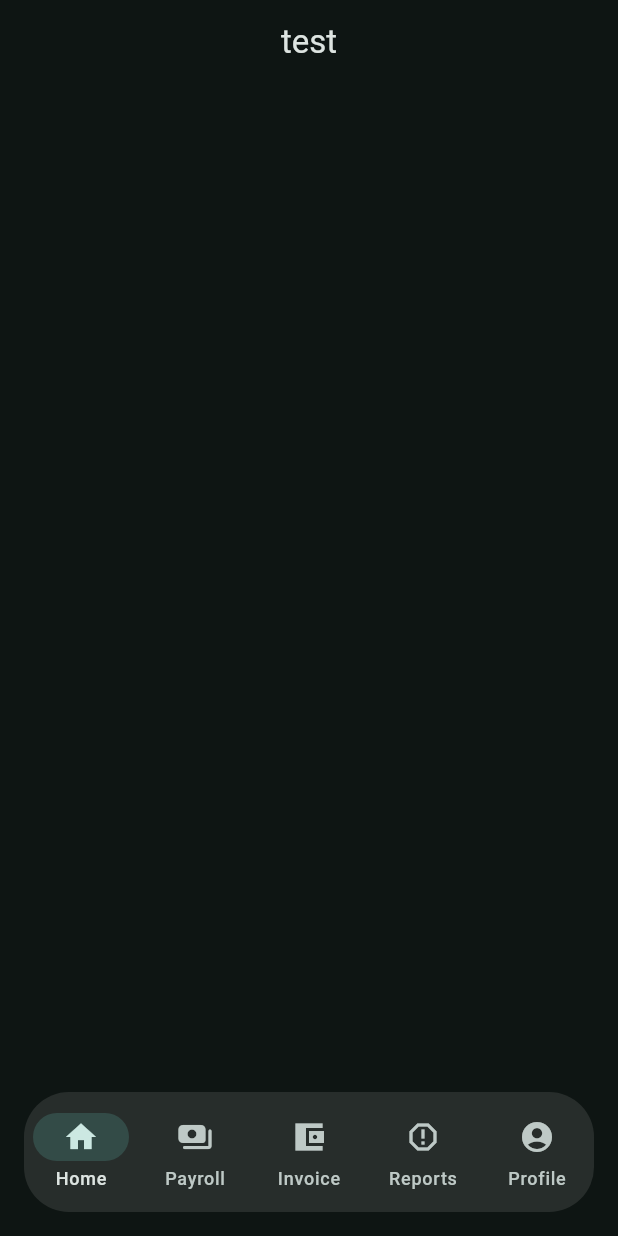
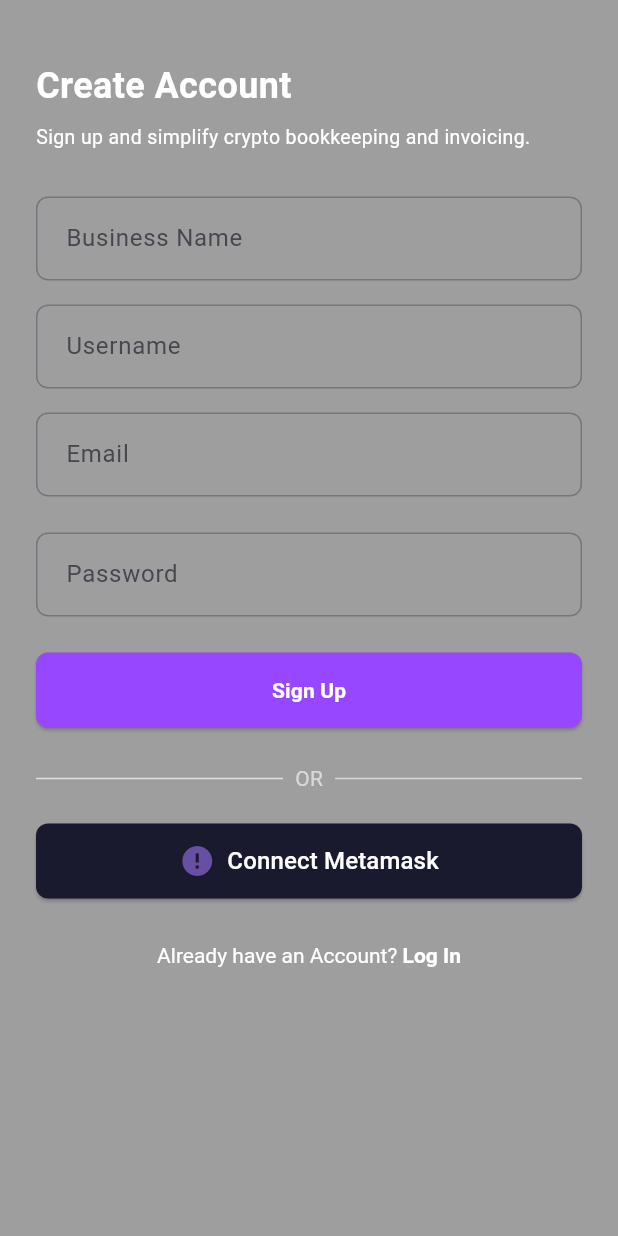
Before and after one commit to JustinVillacorta/cryphoria_mobile, a Flutter app: the screen it shows after launch, on a phone screen of 412 x 824 dp. Run offline on Flutter 3.47's test engine with Material 3 defaults, Android fonts, the phone set to English and light mode, and no system bars; network calls fail.

Commit message:
login and signup views
login and signup views

```diff
--- /dev/null
+++ b/lib/features/auth/presentation/pages/Authentication/SignUp/Views/signupview.dart
@@ -0,0 +1,181 @@
+import 'package:flutter/material.dart';
+
+void main() {
+  runApp(const SignUpPage());
+}
+
+class SignUpPage extends StatelessWidget {
+  const SignUpPage({super.key});
+
+  @override
+  Widget build(BuildContext context) {
+    return MaterialApp(
+      debugShowCheckedModeBanner: false,
+      home: const SignUp(),
+    );
+  }
+}
+
+class SignUp extends StatelessWidget {
+  const SignUp({super.key});
+
+  @override
+  Widget build(BuildContext context) {
+    return Scaffold(
+      backgroundColor: Colors.black38,
+      body: SafeArea(
+        child: Padding(
+          padding: const EdgeInsets.symmetric(horizontal: 24),
+          child: SingleChildScrollView(
+            child: Column(
+              crossAxisAlignment: CrossAxisAlignment.start,
+              children: [
+                const SizedBox(height: 40),
+                // Title
+                const Text(
+                  'Create Account',
+                  style: TextStyle(fontSize: 24, fontWeight: FontWeight.bold, color: Colors.white),
+                ),
+                const SizedBox(height: 8),
+                // Subtitle
+                const Text(
+                  'Sign up and simplify crypto bookkeeping and invoicing.',
+                  style: TextStyle(fontSize: 13, color: Colors.white),
+                ),
+                const SizedBox(height: 30),
+                // Input Fields
+                buildInputField('Business Name'),
+                const SizedBox(height: 16),
+                buildInputField('Username'),
+                const SizedBox(height: 16),
+                buildInputField('Email'),
+                const SizedBox(height: 24),
+                buildInputField('Password'),
+                const SizedBox(height: 24),
+                // Sign Up Button
+                SizedBox(
+                  width: double.infinity,
+                  height: 50,
+                  child: ElevatedButton(
+                    style: ElevatedButton.styleFrom(
+                      backgroundColor: const Color(0xFF9747FF),
+                      shape: RoundedRectangleBorder(borderRadius: BorderRadius.circular(8)),
+                    ),
+                    onPressed: () {},
+                    child: const Text(
+                      'Sign Up',
+                      style: TextStyle(fontWeight: FontWeight.bold, color: Colors.white),
+                    ),
+                  ),
+                ),
+                const SizedBox(height: 24),
+                // Divider with OR
+                Row(
+                  children: [
+                    Expanded(child: Divider(color: Colors.grey.shade300)),
+                    const Padding(
+                      padding: EdgeInsets.symmetric(horizontal: 8),
+                      child: Text(
+                        'OR',
+                        style: TextStyle(
+                          color: Colors.white60, // 👈 change this to any color you want
+                          fontWeight: FontWeight.normal,
+                        ),
+                      ),
+                    ),
+                    Expanded(child: Divider(color: Colors.white60)),
+                  ],
+                ),
+                const SizedBox(height: 20),
+                // Social Buttons
+                buildSocialButton(
+                  iconUrl: 'https://img.icons8.com/?size=100&id=Oi106YG9IoLv&format=png&color=000000',
+                  text: 'Connect Metamask',
+                  color: const Color(0xFF1A1A2E),
+                ),
+
+                const SizedBox(height: 30),
+                // Login redirect
+                Center(
+                  child: RichText(
+                    text: const TextSpan(
+                      text: 'Already have an Account? ',
+                      style: TextStyle(color: Colors.white),
+                      children: [
+                        TextSpan(
+                          text: 'Log In',
+                          style: TextStyle(fontWeight: FontWeight.bold, color: Colors.white),
+                        ),
+                      ],
+                    ),
+                  ),
+                ),
+                const SizedBox(height: 30),
+              ],
+            ),
+          ),
+        ),
+      ),
+    );
+  }
+
+  // Reusable text input
+  Widget buildInputField(String hint) {
+    return TextField(
+      decoration: InputDecoration(
+        hintText: hint,
+        contentPadding: const EdgeInsets.symmetric(horizontal: 16, vertical: 16),
+        border: OutlineInputBorder(borderRadius: BorderRadius.circular(8)),
+      ),
+    );
+  }
+
+  // Reusable social button
+  Widget buildSocialButton({
+    IconData? icon,
+    String? iconUrl,
+    required String text,
+    required Color color,
+    MainAxisAlignment alignment = MainAxisAlignment.start
+  }) {
+    return SizedBox(
+      width: double.infinity,
+      height: 50,
+      child: ElevatedButton(
+        onPressed: () {},
+        style: ElevatedButton.styleFrom(
+          backgroundColor: color,
+          shape: RoundedRectangleBorder(borderRadius: BorderRadius.circular(8)),
+        ),
+        child: Row(
+          mainAxisSize: MainAxisSize.min,
+          mainAxisAlignment: alignment,
+          children: [
+            if (iconUrl != null)
+              Image.network(
+                iconUrl,
+                width: 24,
+                height: 24,
+                fit: BoxFit.contain,
+                errorBuilder: (context, error, stackTrace) => const Icon(
+                  Icons.error,
+                  size: 24,
+                ),
+              )
+            else
+              Icon(
+                icon ?? Icons.error,
+                color: Colors.white,
+                size: 24,
+              ),
+            const SizedBox(width: 8),
+            Text(
+              text,
+              style: const TextStyle(color: Colors.white, fontSize: 16),
+            ),
+          ],
+        ),
+      ),
+    );
+  }
+}
--- a/lib/main.dart
+++ b/lib/main.dart
@@ -1,27 +1,10 @@
-import 'package:cryphoria_mobile/features/auth/presentation/pages/Home/home_views/homeView.dart';
-import 'package:cryphoria_mobile/features/auth/presentation/widgets/widgetTree.dart';
+import 'package:cryphoria_mobile/features/auth/presentation/pages/Authentication/LogIn/Views/login_views.dart';
+import 'package:cryphoria_mobile/features/auth/presentation/pages/Authentication/SignUp/Views/signupview.dart';
 import 'package:flutter/material.dart';
 
-
-
 void main() {
-  runApp(const MyApp());
+  runApp(MaterialApp(
+    home: SignUpPage(),
+    debugShowCheckedModeBanner: false,
+  ));
 }
-
-class MyApp extends StatelessWidget {
-  const MyApp({super.key});
-
-  @override
-  Widget build(BuildContext context) {
-      return MaterialApp(
-
-      debugShowCheckedModeBanner: false,
-      home: WidgetTree(),
-      theme: ThemeData(colorScheme: ColorScheme.fromSeed(seedColor: Colors.teal, brightness: Brightness.dark),
-      )
-
-
-
-    );
-  }
-}
```
Also changed, not shown: lib/features/auth/presentation/pages/Authentication/LogIn/Views/login_views.dart (added, +122 -0 lines), lib/features/auth/presentation/pages/Authentication/LogIn/ViewModel/login_ViewModel.dart (added), lib/features/auth/presentation/pages/Authentication/SignUp/ViewModel/signup_ViewModel.dart (added), 1 other file.
